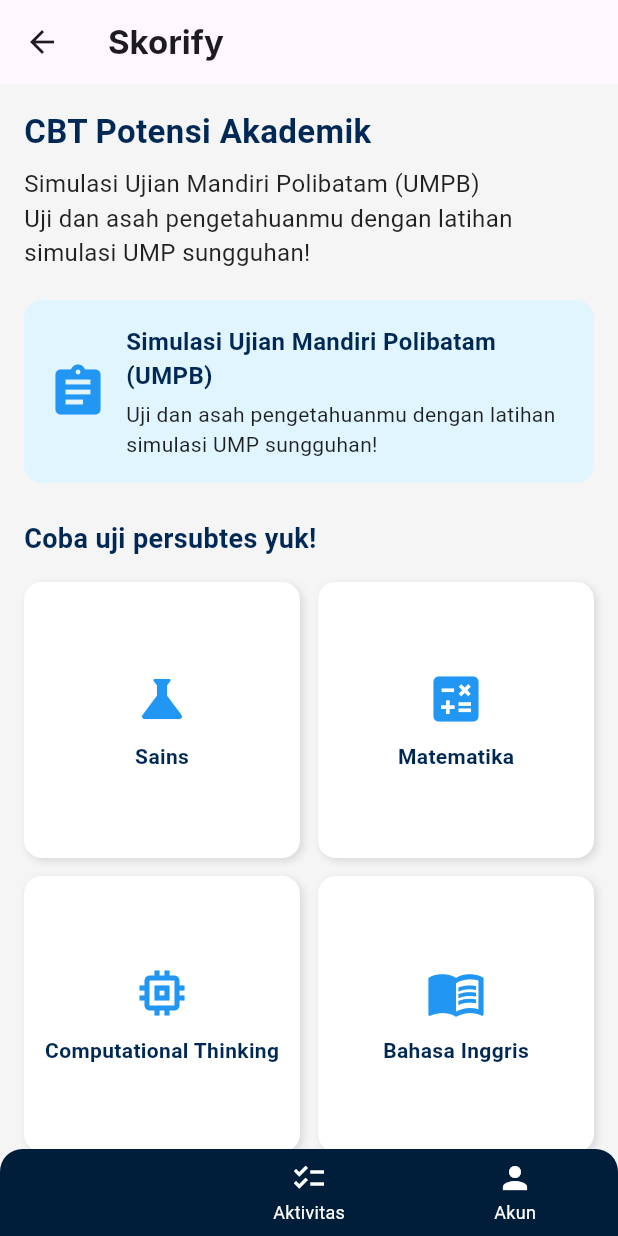
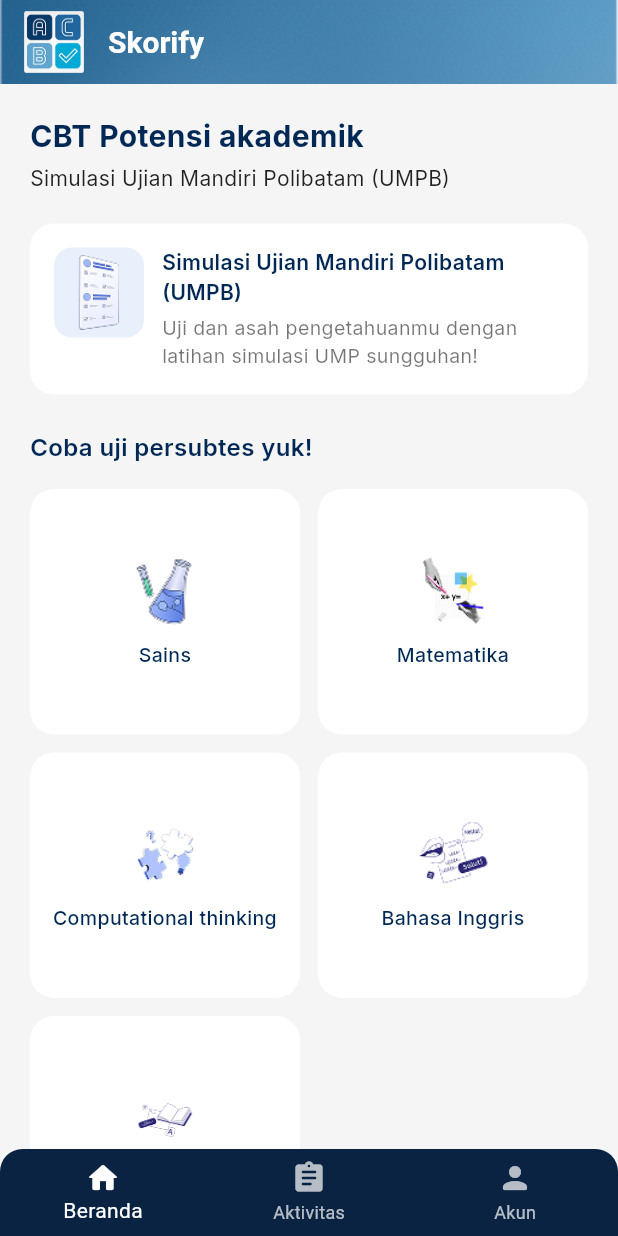
Before and after one commit to skorify-app/android, a Flutter app: the HomePages screen opened by its route, on a phone screen of 412 x 824 dp. Run offline on Flutter 3.47's test engine with Material 3 defaults, Android fonts, the phone set to English and light mode, and no system bars; our stand-ins replace google_fonts; Roboto replaces fonts that are missing (Poppins).

Commit message:
Memperbaiki Homepages

```diff
--- a/lib/pages/homepages.dart
+++ b/lib/pages/homepages.dart
@@ -1,4 +1,6 @@
 import 'package:flutter/material.dart';
+import 'setting.dart';
+import 'package:google_fonts/google_fonts.dart';
 
 class HomePages extends StatefulWidget {
   const HomePages({super.key});
@@ -15,76 +17,111 @@
       _selectedIndex = index;
     });
 
-    // 🔹 Tambahan navigasi
     if (index == 2) {
-      // Jika tab "Akun" ditekan, pindah ke halaman setting
       Navigator.pushNamed(context, '/setting');
     }
-    // Kalau nanti kamu mau bikin halaman aktivitas, bisa tambahkan:
-    // else if (index == 1) { Navigator.pushNamed(context, '/activity'); }
   }
 
   @override
   Widget build(BuildContext context) {
     return Scaffold(
-      backgroundColor: Colors.grey[100],
+      backgroundColor: Colors.grey.shade100,
       appBar: AppBar(
+        leading: Padding(
+          padding: const EdgeInsets.only(left: 16.0),
+          child: Image.asset(
+            'assets/images/logo.png',
+            height: 20,
+            width: 20,
+          ),
+        ),
         title: const Text(
           "Skorify",
           style: TextStyle(
-            fontFamily: 'Inter',
+            color: Colors.white,
             fontWeight: FontWeight.bold,
+            fontSize: 20,
+          ),
+        ),
+        elevation: 0,
+        backgroundColor: Colors.transparent,
+        flexibleSpace: Container(
+          decoration: const BoxDecoration(
+            image: DecorationImage(
+              image: AssetImage("assets/images/home-background.png"),
+              fit: BoxFit.fitWidth,
+              alignment: Alignment.topCenter,
+            ),
           ),
         ),
       ),
 
+      // 🔹 Body
       body: SingleChildScrollView(
-        padding: const EdgeInsets.all(16),
+        padding: const EdgeInsets.all(20),
         child: Column(
           crossAxisAlignment: CrossAxisAlignment.start,
           children: [
-            const Text(
-              "CBT Potensi Akademik",
-              style: TextStyle(
-                fontSize: 22,
+            Text(
+              "CBT Potensi akademik",
+              style: GoogleFonts.inter(
+                fontSize: 20,
                 fontWeight: FontWeight.bold,
-                color: Color(0xFF002855),
+                color: const Color(0xFF002855),
               ),
             ),
-            const SizedBox(height: 8),
-            const Text(
-              "Simulasi Ujian Mandiri Polibatam (UMPB)\n"
-              "Uji dan asah pengetahuanmu dengan latihan simulasi UMP sungguhan!",
-              style: TextStyle(fontSize: 16, color: Colors.black87),
+            const SizedBox(height: 4),
+            Text(
+              "Simulasi Ujian Mandiri Polibatam (UMPB)",
+              style: GoogleFonts.inter(
+                fontSize: 14,
+                color: Colors.black87,
+              ),
             ),
             const SizedBox(height: 20),
 
+            // 🔹 Kartu utama
             Container(
               padding: const EdgeInsets.all(16),
               decoration: BoxDecoration(
-                color: Colors.lightBlue[50],
+                color: Colors.white,
+                borderRadius: BorderRadius.circular(16),
+              ),
+              child: Row(
+                crossAxisAlignment: CrossAxisAlignment.start,
+                children: [
+                  Container(
+                    width: 60,
+                    height: 60,
+                    decoration: BoxDecoration(
+                      color: const Color(0xFFE7F0FB),
                       borderRadius: BorderRadius.circular(12),
                     ),
-              child: Row(
-                children: [
-                  const Icon(Icons.assignment, size: 40, color: Colors.blue),
+                    child: Image.asset(
+                      'assets/images/UMPB.png',
+                      fit: BoxFit.contain,
+                    ),
+                  ),
                   const SizedBox(width: 12),
                   Expanded(
                     child: Column(
                       crossAxisAlignment: CrossAxisAlignment.start,
-                      children: const [
+                      children: [
                         Text(
                           "Simulasi Ujian Mandiri Polibatam (UMPB)",
-                          style: TextStyle(
-                            fontWeight: FontWeight.bold,
-                            fontSize: 16,
-                            color: Color(0xFF002855),
+                          style: GoogleFonts.inter(
+                            fontSize: 14,
+                            fontWeight: FontWeight.w600,
+                            color: const Color(0xFF002855),
                           ),
                         ),
-                        SizedBox(height: 4),
+                        const SizedBox(height: 4),
                         Text(
                           "Uji dan asah pengetahuanmu dengan latihan simulasi UMP sungguhan!",
-                          style: TextStyle(fontSize: 14, color: Colors.black87),
+                          style: GoogleFonts.inter(
+                            fontSize: 13,
+                            color: Colors.black54,
+                          ),
                         ),
                       ],
                     ),
@@ -94,96 +131,99 @@
             ),
 
             const SizedBox(height: 24),
-            const Text(
+
+            Text(
               "Coba uji persubtes yuk!",
-              style: TextStyle(
-                fontSize: 18,
-                fontWeight: FontWeight.bold,
-                color: Color(0xFF002855),
+              style: GoogleFonts.inter(
+                fontSize: 16,
+                fontWeight: FontWeight.w600,
+                color: const Color(0xFF002855),
               ),
             ),
             const SizedBox(height: 16),
 
+            // 🔹 GridView untuk subtes
             GridView.count(
               crossAxisCount: 2,
               shrinkWrap: true,
               physics: const NeverScrollableScrollPhysics(),
               crossAxisSpacing: 12,
               mainAxisSpacing: 12,
+              childAspectRatio: 1.1,
               children: [
-                _buildSubtestCard(Icons.science, "Sains"),
-                _buildSubtestCard(Icons.calculate, "Matematika"),
-                _buildSubtestCard(Icons.memory, "Computational Thinking"),
-                _buildSubtestCard(Icons.menu_book, "Bahasa Inggris"),
-                _buildSubtestCard(Icons.book, "Bahasa Indonesia"),
+                _buildSubtestCard('assets/images/sains.png', "Sains"),
+                _buildSubtestCard('assets/images/matematika.png', "Matematika"),
+                _buildSubtestCard('assets/images/computer.png', "Computational thinking"),
+                _buildSubtestCard('assets/images/inggris.png', "Bahasa Inggris"),
+                _buildSubtestCard('assets/images/indonesia.png', "Bahasa Indonesia"),
               ],
             ),
           ],
         ),
       ),
 
-      // 🔹 Bottom Navigation
+      // 🔹 Bottom Navigation Bar
       bottomNavigationBar: ClipRRect(
         borderRadius: const BorderRadius.only(
           topLeft: Radius.circular(15),
           topRight: Radius.circular(15),
         ),
         child: BottomNavigationBar(
-    backgroundColor:const Color(0xFF001D39),
+          backgroundColor: const Color(0xFF0A2342),
+          currentIndex: _selectedIndex,
+          selectedItemColor: Colors.white,
+          unselectedItemColor: Colors.white70,
+          onTap: _onItemTapped,
           items: const [
             BottomNavigationBarItem(
-        icon: Icon(Icons.home),
+              icon: Icon(Icons.home_rounded),
               label: "Beranda",
             ),
             BottomNavigationBarItem(
-        icon: Icon(Icons.checklist),
+              icon: Icon(Icons.assignment_rounded),
               label: "Aktivitas",
             ),
             BottomNavigationBarItem(
-        icon: Icon(Icons.person),
+              icon: Icon(Icons.person_rounded),
               label: "Akun",
             ),
           ],
-    currentIndex: _selectedIndex,
-    selectedItemColor: const Color(0xFF001D39),
-    unselectedItemColor: Colors.white,
-    onTap: _onItemTapped,
         ),
       ),
-
     );
   }
 
-  Widget _buildSubtestCard(IconData icon, String title) {
+  // 🔹 Widget kartu subtes pakai gambar (bukan Icon)
+  Widget _buildSubtestCard(String imagePath, String title) {
     return Container(
       decoration: BoxDecoration(
         color: Colors.white,
-        borderRadius: BorderRadius.circular(12),
-        boxShadow: [
-          const BoxShadow(
-            color: Colors.black12,
-            blurRadius: 4,
-            offset: Offset(2, 2),
+        borderRadius: BorderRadius.circular(16),
       ),
-        ],
-      ),
+      padding: const EdgeInsets.all(12),
       child: InkWell(
+        borderRadius: BorderRadius.circular(16),
         onTap: () {
           ScaffoldMessenger.of(context).showSnackBar(
             SnackBar(content: Text("Kamu pilih $title")),
           );
         },
-        borderRadius: BorderRadius.circular(12),
         child: Column(
           mainAxisAlignment: MainAxisAlignment.center,
           children: [
-            Icon(icon, size: 40, color: Colors.blue),
+            Image.asset(
+              imagePath,
+              height: 50,
+              fit: BoxFit.contain,
+            ),
             const SizedBox(height: 8),
             Text(
               title,
-              style: const TextStyle(
-                fontWeight: FontWeight.bold,
-                color: Color(0xFF002855),
+              textAlign: TextAlign.center,
+              style: GoogleFonts.inter(
+                fontSize: 13,
+                fontWeight: FontWeight.w500,
+                color: const Color(0xFF002855),
               ),
             ),
           ],
```
Also changed, not shown: pubspec.yaml (+7 -0 lines), assets/images/UMPB.png (added), assets/images/computer.png (added), assets/images/indonesia.png (added), assets/images/inggris.png (added), assets/images/matematika.png (added), assets/images/sains.png (added). Lines whose indentation alone changed are shown as unchanged.
